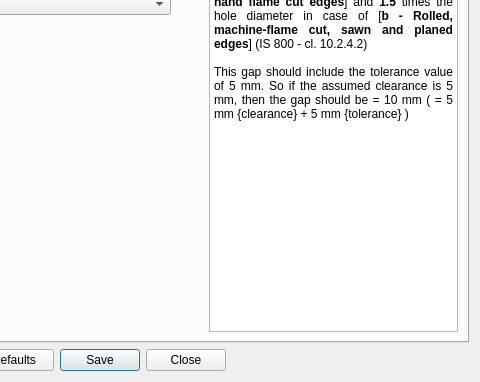
GreatDevelopers/osdag-core, file Connections/Shear/SeatedAngle/design_preferences.ui: the form before one commit; both pictures show x 280 to 760 and y 141 to 523 of the 760 by 523 pixel window.
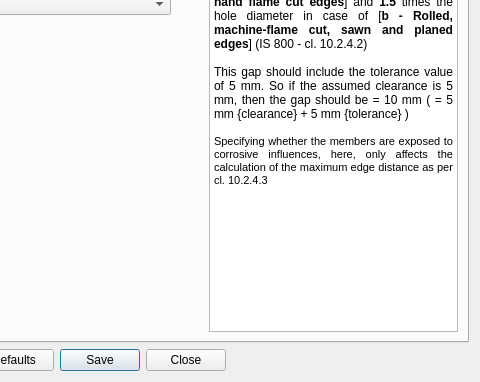
The form after the commit. The open tabs and pages were chosen to show the change.

What changed in the file:
```diff
--- a/Connections/Shear/SeatedAngle/design_preferences.ui
+++ b/Connections/Shear/SeatedAngle/design_preferences.ui
@@ -457,7 +457,9 @@
 &lt;/style&gt;&lt;/head&gt;&lt;body style=&quot; font-family:'MS Shell Dlg 2'; font-size:7.5pt; font-weight:400; font-style:normal;&quot;&gt;
 &lt;p align=&quot;justify&quot; style=&quot; margin-top:0px; margin-bottom:0px; margin-left:0px; margin-right:0px; -qt-block-indent:0; text-indent:0px;&quot;&gt;&lt;span style=&quot; font-family:'Calibri'; font-size:9pt; vertical-align:middle;&quot;&gt;The minimum edge and end distances from the centre of any hole to the nearest edge of a plate shall not be less than &lt;/span&gt;&lt;span style=&quot; font-family:'Calibri'; font-size:9pt; font-weight:600; vertical-align:middle;&quot;&gt;1.7 &lt;/span&gt;&lt;span style=&quot; font-family:'Calibri'; font-size:9pt; vertical-align:middle;&quot;&gt;times the hole diameter in case of [&lt;/span&gt;&lt;span style=&quot; font-family:'Calibri'; font-size:9pt; font-weight:600; vertical-align:middle;&quot;&gt;a - sheared or hand flame cut edges&lt;/span&gt;&lt;span style=&quot; font-family:'Calibri'; font-size:9pt; vertical-align:middle;&quot;&gt;] and &lt;/span&gt;&lt;span style=&quot; font-family:'Calibri'; font-size:9pt; font-weight:600; vertical-align:middle;&quot;&gt;1.5 &lt;/span&gt;&lt;span style=&quot; font-family:'Calibri'; font-size:9pt; vertical-align:middle;&quot;&gt;times the hole diameter in case of [&lt;/span&gt;&lt;span style=&quot; font-family:'Calibri'; font-size:9pt; font-weight:600; vertical-align:middle;&quot;&gt;b - Rolled, machine-flame cut, sawn and planed edges&lt;/span&gt;&lt;span style=&quot; font-family:'Calibri'; font-size:9pt; vertical-align:middle;&quot;&gt;] (IS 800 - cl. 10.2.4.2)&lt;/span&gt;&lt;/p&gt;
 &lt;p align=&quot;justify&quot; style=&quot;-qt-paragraph-type:empty; margin-top:0px; margin-bottom:0px; margin-left:0px; margin-right:0px; -qt-block-indent:0; text-indent:0px; font-family:'Calibri'; font-size:9pt; vertical-align:middle;&quot;&gt;&lt;br /&gt;&lt;/p&gt;
-&lt;p align=&quot;justify&quot; style=&quot; margin-top:0px; margin-bottom:0px; margin-left:0px; margin-right:0px; -qt-block-indent:0; text-indent:0px;&quot;&gt;&lt;span style=&quot; font-family:'Calibri'; font-size:9pt;&quot;&gt;This gap should include the tolerance value of 5 mm. So if the assumed clearance is 5 mm, then the gap should be = 10 mm ( = 5 mm {clearance} + 5 mm {tolerance} )&lt;/span&gt;&lt;/p&gt;&lt;/body&gt;&lt;/html&gt;</string>
+&lt;p align=&quot;justify&quot; style=&quot; margin-top:0px; margin-bottom:0px; margin-left:0px; margin-right:0px; -qt-block-indent:0; text-indent:0px;&quot;&gt;&lt;span style=&quot; font-family:'Calibri'; font-size:9pt;&quot;&gt;This gap should include the tolerance value of 5 mm. So if the assumed clearance is 5 mm, then the gap should be = 10 mm ( = 5 mm {clearance} + 5 mm {tolerance} )&lt;/span&gt;&lt;/p&gt;
+&lt;p align=&quot;justify&quot; style=&quot;-qt-paragraph-type:empty; margin-top:0px; margin-bottom:0px; margin-left:0px; margin-right:0px; -qt-block-indent:0; text-indent:0px; font-family:'Calibri'; font-size:9pt;&quot;&gt;&lt;br /&gt;&lt;/p&gt;
+&lt;p align=&quot;justify&quot; style=&quot; margin-top:0px; margin-bottom:0px; margin-left:0px; margin-right:0px; -qt-block-indent:0; text-indent:0px;&quot;&gt;&lt;span style=&quot; font-size:8pt;&quot;&gt;Specifying whether the members are exposed to corrosive influences, here, only affects the calculation of the maximum edge distance as per cl. 10.2.4.3&lt;/span&gt;&lt;/p&gt;&lt;/body&gt;&lt;/html&gt;</string>
            </property>
           </widget>
          </item>
```
Left out of the diff: 2 changed lines with no effect on the pictures.
